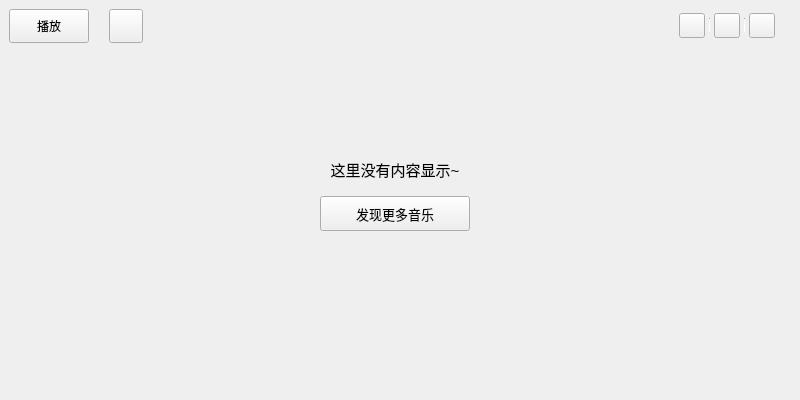
The window that KuGouStart/PurchasedMusic/PaidSingle/PaidSingle.ui (a-mo-xi-wei/Qt-KuGouAppClient) describes before a commit, drawn with Qt 5.
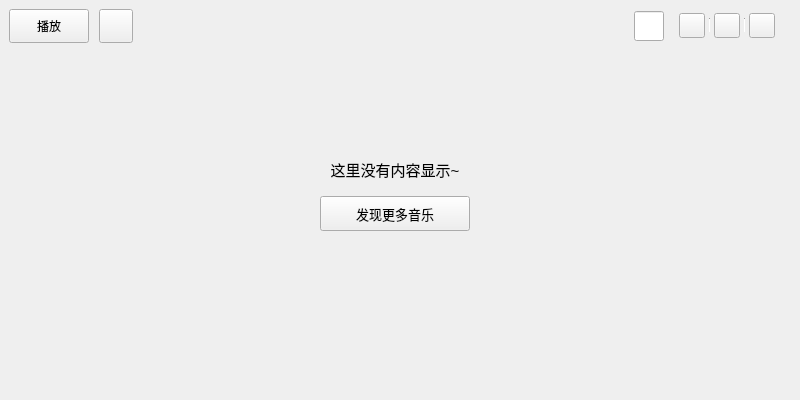
The same window after the commit. Custom widgets are drawn as their Qt base class.

Commit message: 优化searchLineEdit

```diff
--- a/KuGouStart/PurchasedMusic/PaidSingle/PaidSingle.ui
+++ b/KuGouStart/PurchasedMusic/PaidSingle/PaidSingle.ui
@@ -24,7 +24,7 @@
     <widget class="QWidget" name="widget" native="true">
      <layout class="QHBoxLayout" name="horizontalLayout">
       <property name="spacing">
-       <number>20</number>
+       <number>10</number>
       </property>
       <item>
        <widget class="QToolButton" name="single_play_toolButton">
@@ -80,6 +80,31 @@
         </property>
        </spacer>
       </item>
+      <item>
+       <widget class="MySearchLineEdit" name="paid_search_lineEdit">
+        <property name="sizePolicy">
+         <sizepolicy hsizetype="Fixed" vsizetype="Fixed">
+          <horstretch>0</horstretch>
+          <verstretch>0</verstretch>
+         </sizepolicy>
+        </property>
+        <property name="minimumSize">
+         <size>
+          <width>30</width>
+          <height>30</height>
+         </size>
+        </property>
+        <property name="maximumSize">
+         <size>
+          <width>30</width>
+          <height>30</height>
+         </size>
+        </property>
+        <property name="placeholderText">
+         <string/>
+        </property>
+       </widget>
+      </item>
       <item>
        <widget class="QWidget" name="small_widget" native="true">
         <layout class="QHBoxLayout" name="horizontalLayout_14">
@@ -368,6 +393,13 @@
    </item>
   </layout>
  </widget>
+ <customwidgets>
+  <customwidget>
+   <class>MySearchLineEdit</class>
+   <extends>QLineEdit</extends>
+   <header>MySearchLineEdit.h</header>
+  </customwidget>
+ </customwidgets>
  <resources/>
  <connections/>
 </ui>
```
Left out of the diff: 3 changed lines with no effect on the pictures. The commit also changes 8 other files.
